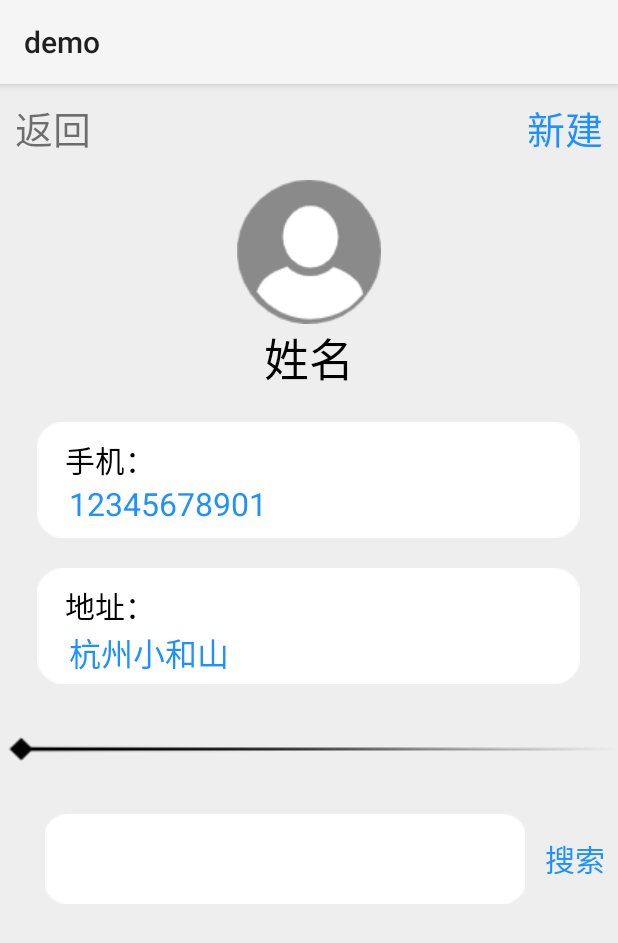
After one commit to rookiezjz/android-study, an Android app: the ShowMembersActivity screen opened directly, with no data from a screen before it, on a phone screen of 412 x 824 dp. The commit adds this screen. Shown: the top 943 px of the screen. Run offline under Robolectric (Android 15) with nearby library versions, the light colour scheme and no system bars.

Commit message:
实验三完成

```diff
--- a/demo/app/src/main/AndroidManifest.xml
+++ b/demo/app/src/main/AndroidManifest.xml
@@ -9,8 +9,9 @@
         android:roundIcon="@mipmap/ic_launcher_round"
         android:supportsRtl="true"
         android:theme="@style/Theme.Demo">
-        <activity android:name=".exp2.RegActivity"></activity>
-        <activity android:name=".testActivity" />
+        <activity android:name=".exp3.AddMemberAcitivity"></activity>
+        <activity android:name=".exp3.ShowMembersActivity" />
+        <activity android:name=".exp2.RegActivity" />
         <activity android:name=".HomeActivity">
             <intent-filter>
                 <action android:name="android.intent.action.MAIN" />
--- a/demo/app/src/main/java/com/zjz/demo/HomeActivity.java
+++ b/demo/app/src/main/java/com/zjz/demo/HomeActivity.java
@@ -8,6 +8,7 @@ import android.view.View;
 import android.widget.Button;
 
 import com.zjz.demo.exp2.SignActivity;
+import com.zjz.demo.exp3.ShowMembersActivity;
 
 public class HomeActivity extends AppCompatActivity implements View.OnClickListener{
 
@@ -33,7 +34,7 @@ public class HomeActivity extends AppCompatActivity implements View.OnClickListe
                 break;
             }
             case R.id.exp3_button:{
-                Intent intent = new Intent(HomeActivity.this, testActivity.class);
+                Intent intent = new Intent(HomeActivity.this, ShowMembersActivity.class);
                 startActivity(intent);
                 break;
             }
--- /dev/null
+++ b/demo/app/src/main/java/com/zjz/demo/exp3/ShowMembersActivity.java
@@ -0,0 +1,67 @@
+package com.zjz.demo.exp3;
+
+import androidx.appcompat.app.AppCompatActivity;
+
+import android.content.Intent;
+import android.net.Uri;
+import android.os.Bundle;
+import android.view.View;
+import android.widget.EditText;
+import android.widget.TextView;
+import android.widget.Toast;
+
+import com.zjz.demo.HomeActivity;
+import com.zjz.demo.R;
+
+public class ShowMembersActivity extends AppCompatActivity implements View.OnClickListener {
+
+    @Override
+    protected void onCreate(Bundle savedInstanceState) {
+        super.onCreate(savedInstanceState);
+        setContentView(R.layout.show_member_layout);
+
+        Intent intent = getIntent();
+        TextView name = (TextView)findViewById(R.id.tv_showname);
+        TextView number = (TextView)findViewById(R.id.tv_shownumber);
+        TextView address = (TextView)findViewById(R.id.tv_showadd);
+        name.setText(intent.getStringExtra("MemberName")==null?"姓名":intent.getStringExtra("MemberName"));
+        number.setText("    "+(intent.getStringExtra("MemberNumber")==null?"12345678901":intent.getStringExtra("MemberNumber")));
+        address.setText("    "+(intent.getStringExtra("MemberAddress")==null?"杭州小和山":intent.getStringExtra("MemberAddress")));
+
+        TextView addmember = (TextView)findViewById(R.id.btn_addmember);
+        addmember.setOnClickListener(this);
+        TextView back = (TextView)findViewById(R.id.back3_button);
+        back.setOnClickListener(this);
+        TextView search = (TextView)findViewById(R.id.btn_show_search);
+        search.setOnClickListener(this);
+    }
+
+    @Override
+    public void onClick(View v) {
+        switch (v.getId()) {
+            case R.id.back3_button:{
+                Intent intent = new Intent(this, HomeActivity.class);
+                startActivity(intent);
+                break;
+            }
+            case R.id.btn_addmember:{
+                Intent intent = new Intent(this, AddMemberAcitivity.class);
+                startActivity(intent);
+                break;
+            }
+            case R.id.btn_show_search:{
+                EditText et_url = (EditText)findViewById(R.id.et_show_url);
+                String url = et_url.getText().toString();
+                if(url.equals(""))
+                    Toast.makeText(this,"请输入网址！",Toast.LENGTH_SHORT).show();
+                else {
+                    Intent intent = new Intent();
+                    intent.setAction("android.intent.action.VIEW");
+                    Uri targetUrl = Uri.parse(url);
+                    intent.setData(targetUrl);
+                    startActivity(intent);
+                }
+            }
+        }
+    }
+}
--- a/demo/app/src/main/res/layout/home_layout.xml
+++ b/demo/app/src/main/res/layout/home_layout.xml
@@ -13,6 +13,6 @@
         android:id="@+id/exp3_button"
         android:layout_width="match_parent"
         android:layout_height="wrap_content"
-        android:text="实验3：测试Dialog"
+        android:text="实验3：新建联系人和浏览器"
         />
 </LinearLayout>
--- /dev/null
+++ b/demo/app/src/main/res/layout/show_member_layout.xml
@@ -0,0 +1,142 @@
+<?xml version="1.0" encoding="utf-8"?>
+<RelativeLayout xmlns:android="http://schemas.android.com/apk/res/android"
+    android:layout_width="match_parent"
+    android:layout_height="match_parent"
+    android:background="#eeeeee">
+    <TextView
+        android:id="@+id/back3_button"
+        android:layout_width="wrap_content"
+        android:layout_height="wrap_content"
+        android:text="返回"
+        android:textSize="25dp"
+        android:layout_marginTop="10dp"
+        android:layout_marginLeft="10dp"
+        android:clickable="true"
+        />
+    <TextView
+        android:id="@+id/btn_addmember"
+        android:layout_width="wrap_content"
+        android:layout_height="wrap_content"
+        android:text="新建"
+        android:textColor="#1e90ff"
+        android:clickable="true"
+        android:layout_alignParentRight="true"
+        android:textSize="25dp"
+        android:layout_marginRight="10dp"
+        android:layout_marginTop="10dp"/>
+    <ImageView
+        android:id="@+id/img_head"
+        android:layout_width="wrap_content"
+        android:layout_height="wrap_content"
+        android:layout_centerHorizontal="true"
+        android:background="@drawable/headshot"
+        android:layout_below="@id/btn_addmember"
+        android:layout_marginTop="15dp"/>
+    <TextView
+        android:id="@+id/tv_showname"
+        android:layout_width="wrap_content"
+        android:layout_height="wrap_content"
+        android:layout_centerHorizontal="true"
+        android:text="姓名"
+        android:textColor="@color/black"
+        android:textSize="30dp"
+        android:layout_below="@+id/img_head"/>
+
+    <LinearLayout
+        android:id="@+id/linear_shownumber"
+        android:layout_width="362dp"
+        android:layout_height="77dp"
+        android:layout_below="@id/tv_showname"
+        android:layout_marginTop="20dp"
+        android:layout_centerHorizontal="true"
+        android:background="@drawable/edit_background2"
+        android:orientation="vertical">
+
+        <TextView
+            android:id="@+id/tv_shownumbertitle"
+            android:layout_width="wrap_content"
+            android:layout_height="wrap_content"
+            android:layout_marginTop="10dp"
+            android:text="    手机："
+            android:textColor="@color/black"
+            android:textSize="20dp" />
+
+        <TextView
+            android:id="@+id/tv_shownumber"
+            android:layout_width="wrap_content"
+            android:layout_height="wrap_content"
+            android:text="    01234567891"
+            android:textColor="#1e90ff"
+            android:textSize="21dp"/>
+    </LinearLayout>
+    <LinearLayout
+        android:id="@+id/liner_showaddress"
+        android:layout_width="362dp"
+        android:layout_height="77dp"
+        android:layout_below="@id/linear_shownumber"
+        android:layout_marginTop="20dp"
+        android:layout_marginBottom="20dp"
+        android:layout_centerHorizontal="true"
+        android:background="@drawable/edit_background2"
+        android:orientation="vertical">
+
+        <TextView
+            android:id="@+id/tv_showaddtitle"
+            android:layout_width="wrap_content"
+            android:layout_height="wrap_content"
+            android:layout_marginTop="10dp"
+            android:text="    地址："
+            android:textColor="@color/black"
+            android:textSize="20dp" />
+
+        <TextView
+            android:id="@+id/tv_showadd"
+            android:layout_width="wrap_content"
+            android:layout_height="wrap_content"
+            android:text="    杭州小和山"
+            android:textColor="#1e90ff"
+            android:textSize="21dp"/>
+    </LinearLayout>
+
+    <ImageView
+        android:id="@+id/img_divline"
+        android:layout_width="match_parent"
+        android:layout_height="wrap_content"
+        android:layout_below="@+id/liner_showaddress"
+        android:layout_marginTop="1dp"
+        android:background="@drawable/div_line"/>
+    <LinearLayout
+        android:layout_width="wrap_content"
+        android:layout_height="wrap_content"
+        android:layout_centerHorizontal="true"
+        android:layout_below="@id/img_divline">
+        <LinearLayout
+            android:id="@+id/linear_url"
+            android:layout_width="320dp"
+            android:layout_height="60dp"
+            android:layout_below="@id/img_divline"
+            android:layout_marginTop="25dp"
+            android:layout_marginLeft="22dp"
+            android:layout_marginRight="13dp"
+            android:background="@drawable/edit_background2">
+            <EditText
+                android:id="@+id/et_show_url"
+                android:layout_width="296dp"
+                android:layout_height="60dp"
+                android:layout_marginLeft="10dp"
+                android:background="@drawable/edit_background2"
+                android:hint="           " />
+        </LinearLayout>
+        <TextView
+            android:id="@+id/btn_show_search"
+            android:layout_width="wrap_content"
+            android:layout_height="wrap_content"
+            android:text="搜索"
+            android:textSize="20dp"
+            android:textColor="#1e90ff"
+            android:clickable="true"
+            android:layout_below="@id/img_divline"
+            android:layout_marginTop="40dp"
+            android:layout_toRightOf="@id/linear_url"/>
+    </LinearLayout>
+</RelativeLayout>
```
Also changed, not shown: demo/app/src/main/java/com/zjz/demo/exp3/AddMemberAcitivity.java (added, +53 -0 lines), demo/app/src/main/java/com/zjz/demo/testActivity.java (deleted, +0 -46 lines), demo/app/src/main/res/layout/addmember_layout.xml (added, +110 -0 lines), demo/app/src/main/res/layout/test_layout.xml (deleted, +0 -16 lines), demo/app/src/main/res/drawable/addmember.png (added), demo/app/src/main/res/drawable/div_line.png (added), demo/app/src/main/res/drawable/edit_background2.png (added), demo/app/src/main/res/drawable/headshot.png (added), 2 other files.
